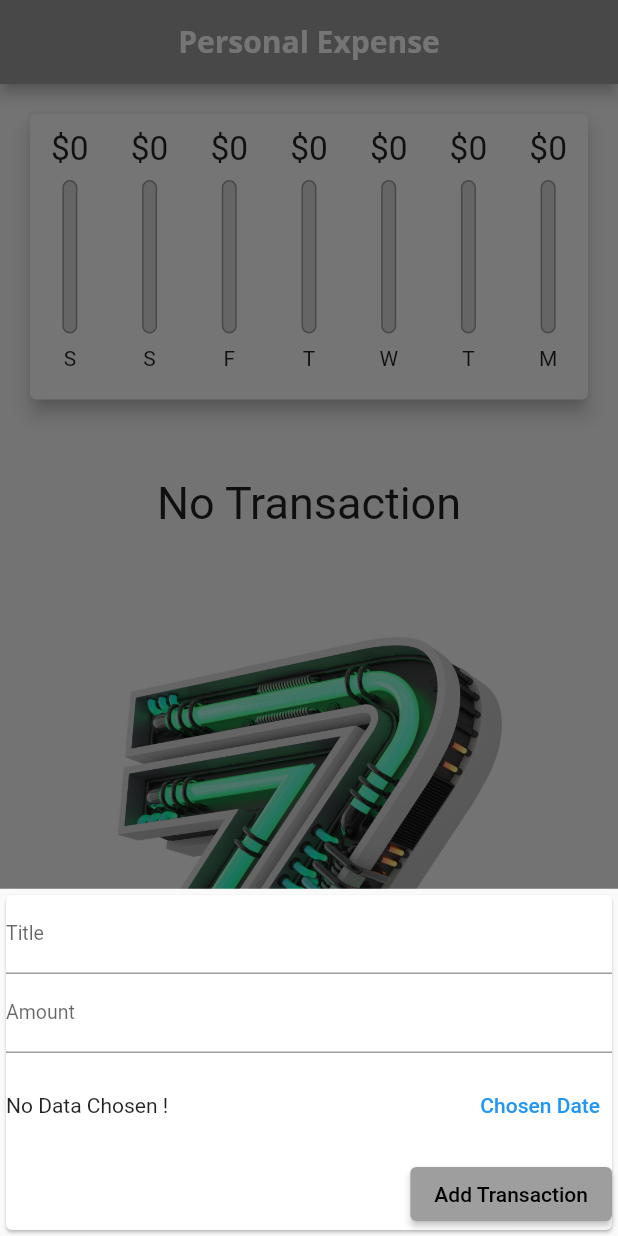
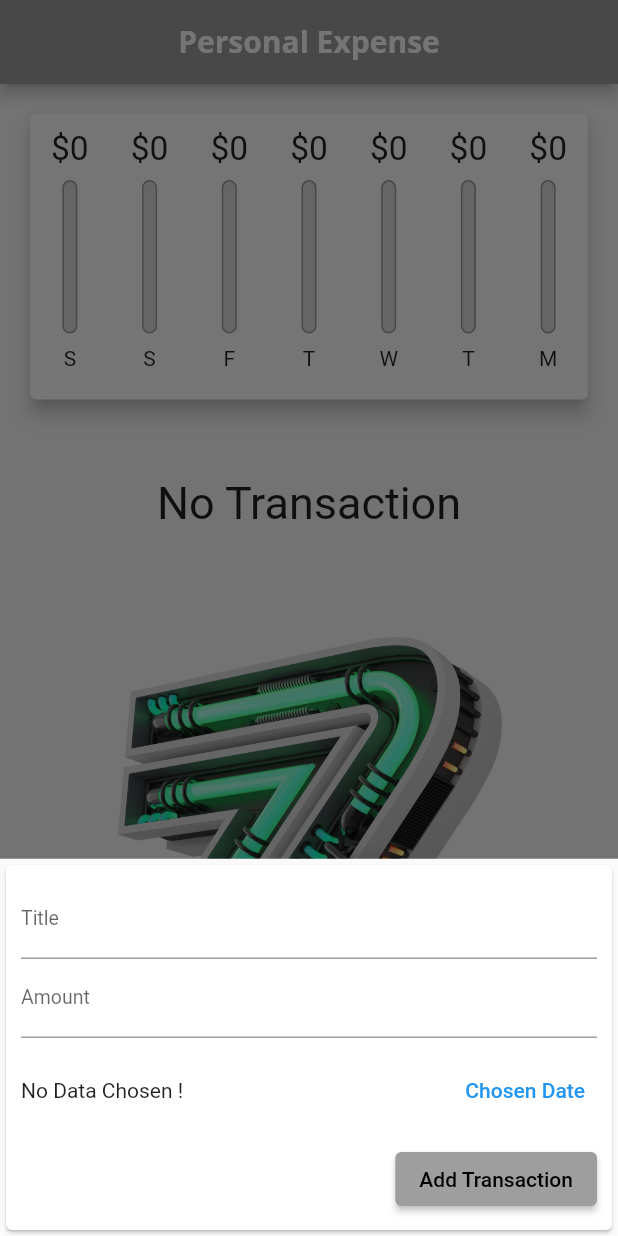
Before and after one commit to msarifin29/expense_app, a Flutter app: the screen it shows after launch, after a tap on the "add" icon, on a phone screen of 412 x 824 dp. Run offline on Flutter 3.47's test engine with Material 2 defaults, Android fonts, the phone set to English and light mode, and no system bars; Roboto replaces fonts that are missing (Quicksand).

Commit message:
manajemen mediaquery

```diff
--- a/lib/main.dart
+++ b/lib/main.dart
@@ -80,8 +80,8 @@ class _ExpenseAppState extends State<ExpenseApp> {
 
   @override
   Widget build(BuildContext context) {
-    final isLandscape =
-        MediaQuery.of(context).orientation == Orientation.landscape;
+    final mediQuery = MediaQuery.of(context);
+    final isLandscape = mediQuery.orientation == Orientation.landscape;
 
     final appBar = AppBar(
       title: const Text(
@@ -92,9 +92,7 @@ class _ExpenseAppState extends State<ExpenseApp> {
     );
 
     final txListWidget = SizedBox(
-      height:
-          (MediaQuery.of(context).size.height - appBar.preferredSize.height) *
-              0.7,
+      height: (mediQuery.size.height - appBar.preferredSize.height) * 0.7,
       child: ListTransaction(
         transactions: _userTransactions,
         deleteTx: _deleteTransaction,
@@ -123,18 +121,18 @@ class _ExpenseAppState extends State<ExpenseApp> {
             ),
           if (!isLandscape)
             SizedBox(
-                height: (MediaQuery.of(context).size.height -
+                height: (mediQuery.size.height -
                         appBar.preferredSize.height -
-                        MediaQuery.of(context).padding.top) *
+                        mediQuery.padding.top) *
                     0.3,
                 child: Chart(recentTransaction: _recentTransaction)),
           if (!isLandscape) txListWidget,
           if (isLandscape)
             _showChart
                 ? SizedBox(
-                    height: (MediaQuery.of(context).size.height -
+                    height: (mediQuery.size.height -
                             appBar.preferredSize.height -
-                            MediaQuery.of(context).padding.top) *
+                            mediQuery.padding.top) *
                         0.7)
                 : txListWidget,
         ],
--- a/lib/widgets/new_transaction.dart
+++ b/lib/widgets/new_transaction.dart
@@ -48,6 +48,12 @@ class _NewTransactionState extends State<NewTransaction> {
   Widget build(BuildContext context) {
     return SingleChildScrollView(
       child: Card(
+        child: Container(
+          padding: EdgeInsets.only(
+              top: 10,
+              left: 10,
+              right: 10,
+              bottom: MediaQuery.of(context).viewInsets.bottom + 10),
           child: Column(crossAxisAlignment: CrossAxisAlignment.end, children: [
             TextField(
               decoration: const InputDecoration(label: Text('Title')),
@@ -85,6 +91,7 @@ class _NewTransactionState extends State<NewTransaction> {
                 )),
           ]),
         ),
+      ),
     );
   }
 }
```
Also changed, not shown: lib/widgets/list_transaction.dart (+18 -6 lines). Lines whose indentation alone changed are shown as unchanged.
